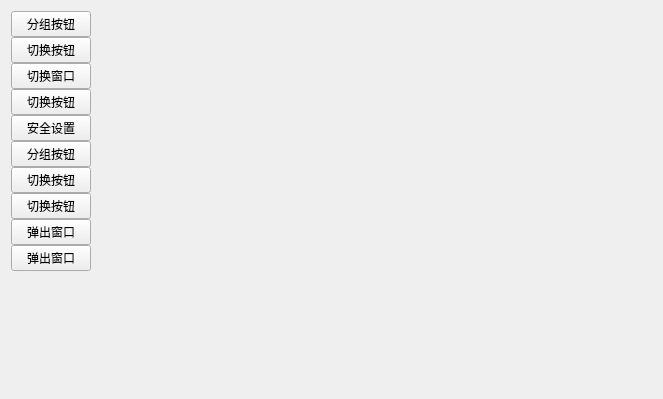
xtuer/Qt, file BookEditor/gui/CentralWidget.ui: the form before one commit.
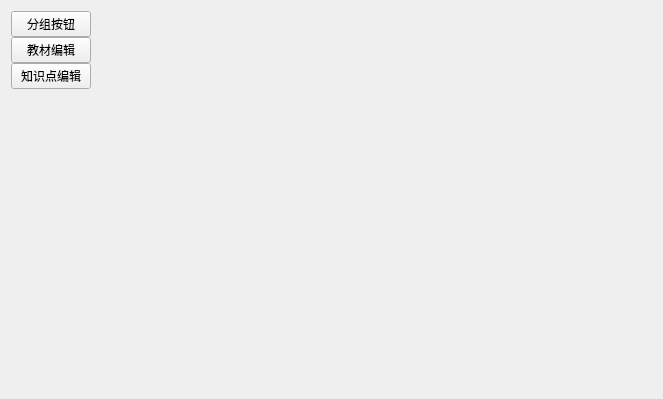
The form after the commit.

Commit message: 修改教材编辑器

The edit to the form file:
```diff
--- a/BookEditor/gui/CentralWidget.ui
+++ b/BookEditor/gui/CentralWidget.ui
@@ -54,26 +54,10 @@
         </property>
        </widget>
       </item>
-      <item>
-       <widget class="QPushButton" name="itemButton1">
-        <property name="text">
-         <string>切换按钮</string>
-        </property>
-        <property name="flat">
-         <bool>false</bool>
-        </property>
-        <property name="class" stdset="0">
-         <string>GroupItemButton</string>
-        </property>
-        <property name="groupName" stdset="0">
-         <string>one</string>
-        </property>
-       </widget>
-      </item>
       <item>
        <widget class="QPushButton" name="itemButton2">
         <property name="text">
-         <string>切换窗口</string>
+         <string>教材编辑</string>
         </property>
         <property name="flat">
          <bool>false</bool>
@@ -87,9 +71,9 @@
        </widget>
       </item>
       <item>
-       <widget class="QPushButton" name="itemButton3">
+       <widget class="QPushButton" name="itemButton1">
         <property name="text">
-         <string>切换按钮</string>
+         <string>知识点编辑</string>
         </property>
         <property name="flat">
          <bool>false</bool>
@@ -102,108 +86,6 @@
         </property>
        </widget>
       </item>
-      <item>
-       <widget class="QPushButton" name="itemButton4">
-        <property name="text">
-         <string>安全设置</string>
-        </property>
-        <property name="flat">
-         <bool>false</bool>
-        </property>
-        <property name="class" stdset="0">
-         <string>GroupItemButton</string>
-        </property>
-        <property name="groupName" stdset="0">
-         <string>one</string>
-        </property>
-       </widget>
-      </item>
-      <item>
-       <widget class="QPushButton" name="groupButton2">
-        <property name="text">
-         <string>分组按钮</string>
-        </property>
-        <property name="flat">
-         <bool>false</bool>
-        </property>
-        <property name="class" stdset="0">
-         <string>GroupButton</string>
-        </property>
-        <property name="groupName" stdset="0">
-         <string>two</string>
-        </property>
-       </widget>
-      </item>
-      <item>
-       <widget class="QPushButton" name="itemButton5">
-        <property name="text">
-         <string>切换按钮</string>
-        </property>
-        <property name="flat">
-         <bool>false</bool>
-        </property>
-        <property name="class" stdset="0">
-         <string>GroupItemButton</string>
-        </property>
-        <property name="groupName" stdset="0">
-         <string>two</string>
-        </property>
-       </widget>
-      </item>
-      <item>
-       <widget class="QPushButton" name="itemButton6">
-        <property name="text">
-         <string>切换按钮</string>
-        </property>
-        <property name="flat">
-         <bool>false</bool>
-        </property>
-        <property name="class" stdset="0">
-         <string>GroupItemButton</string>
-        </property>
-        <property name="groupName" stdset="0">
-         <string>two</string>
-        </property>
-       </widget>
-      </item>
-      <item>
-       <widget class="QPushButton" name="itemButton7">
-        <property name="text">
-         <string>弹出窗口</string>
-        </property>
-        <property name="flat">
-         <bool>false</bool>
-        </property>
-        <property name="class" stdset="0">
-         <string>GroupItemButton</string>
-        </property>
-        <property name="groupName" stdset="0">
-         <string>two</string>
-        </property>
-        <property name="action" stdset="0">
-         <string>popup</string>
-        </property>
-       </widget>
-      </item>
-      <item>
-       <widget class="QPushButton" name="itemButton8">
-        <property name="text">
-         <string>弹出窗口</string>
-        </property>
-        <property name="flat">
-         <bool>false</bool>
-        </property>
-        <property name="class" stdset="0">
-         <string>GroupItemButton</string>
-        </property>
-        <property name="groupName" stdset="0">
-         <string>two</string>
-        </property>
-        <property name="action" stdset="0">
-         <string>popup</string>
-        </property>
-       </widget>
-      </item>
       <item>
        <spacer name="verticalSpacer">
         <property name="orientation">
```
The commit also changes 7 other files.
